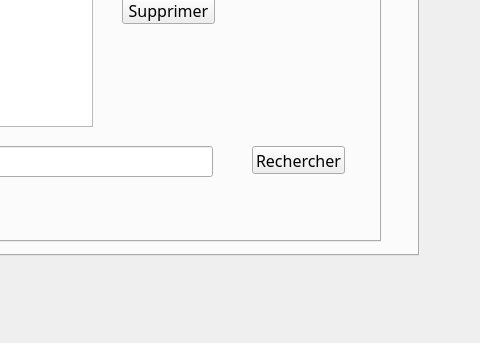
First picture: the form in dialog.ui, repository youssefklila1/smart_municipality_2A6, before the edit; both pictures show x 652 to 1132 and y 325 to 668 of the 1132 by 668 pixel window.
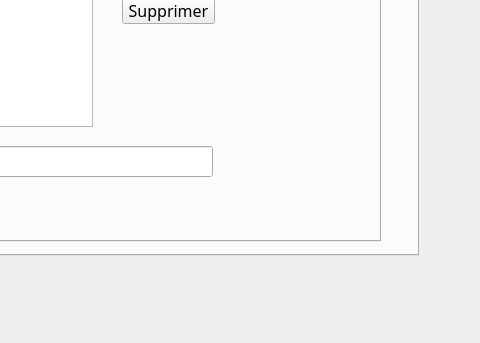
Second picture: the form after the edit. The open tabs and pages were chosen to show the change. Icons and pictures are not drawn.

The edit to the form file:
```diff
--- a/dialog.ui
+++ b/dialog.ui
@@ -182,19 +182,6 @@
         </rect>
        </property>
       </widget>
-      <widget class="QPushButton" name="pushButton_7">
-       <property name="geometry">
-        <rect>
-         <x>720</x>
-         <y>310</y>
-         <width>93</width>
-         <height>28</height>
-        </rect>
-       </property>
-       <property name="text">
-        <string>Rechercher</string>
-       </property>
-      </widget>
       <widget class="QTableView" name="Affichage_2">
        <property name="geometry">
         <rect>
```
Left out of the diff: 17 changed lines with no effect on the pictures.
